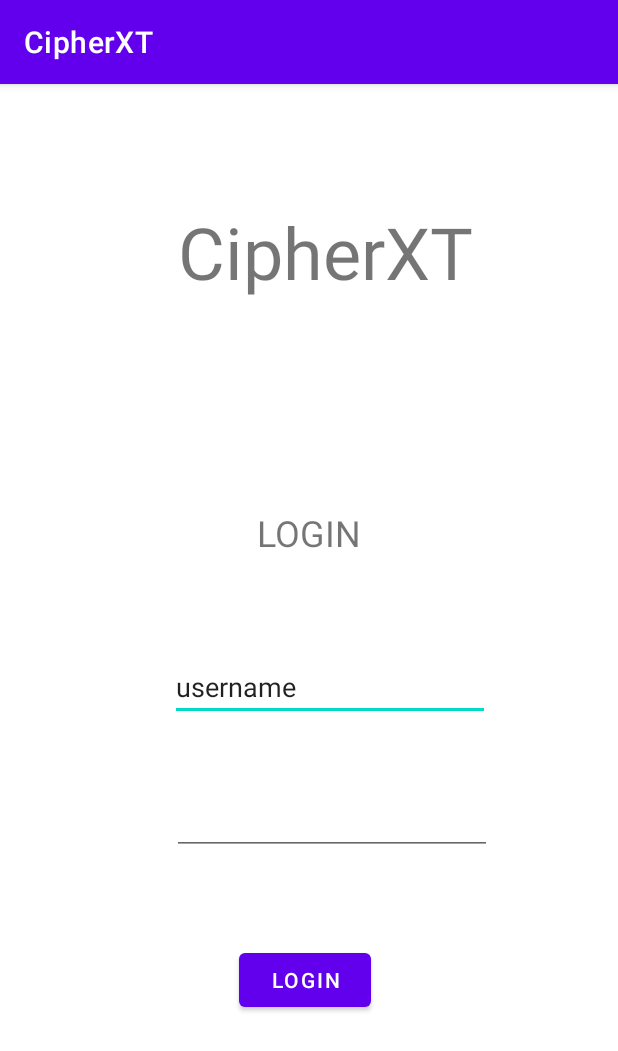
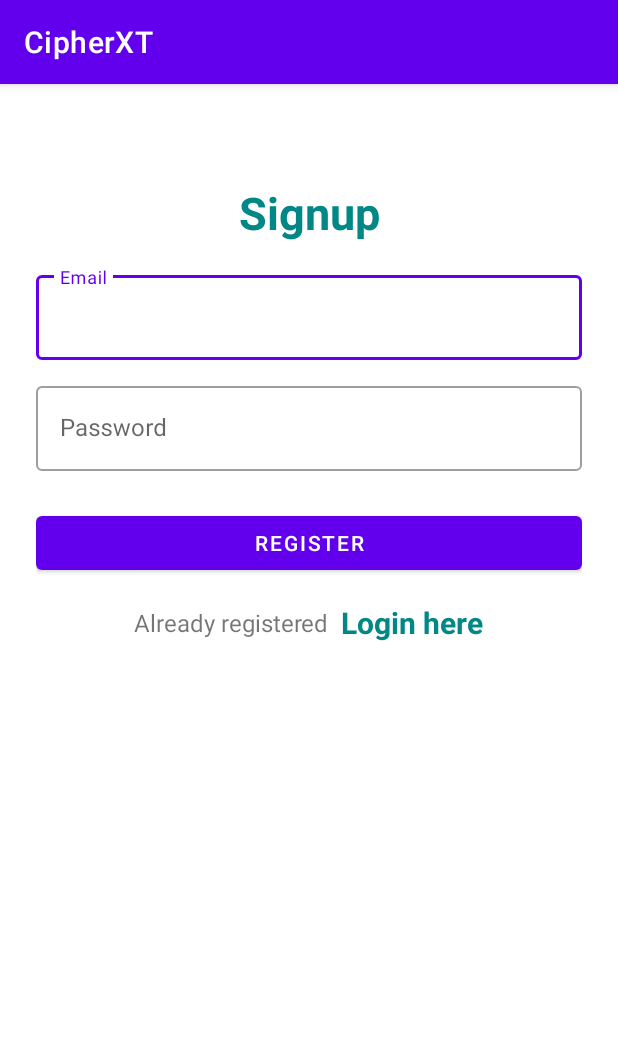
Before and after one commit to zikrullahMd/CipherXT-App, an Android app: the screen it shows after launch (MainActivity before the commit, Signup after it), on a phone screen of 412 x 824 dp. Shown: the top 1051 px of the screen. Run offline under Robolectric (Android 15) with nearby library versions, the phone set to English and light mode, and no system bars; our stand-ins replace Firebase (no records; nobody signed in at launch, a user with empty details on screens opened directly).

Commit message:
feat(cipher-X): added user authentication and signup page.

```diff
--- a/app/build.gradle
+++ b/app/build.gradle
@@ -1,5 +1,6 @@
 plugins {
     id 'com.android.application'
+    id 'com.google.gms.google-services'
 }
 
 android {
@@ -33,6 +34,7 @@ dependencies {
     implementation 'androidx.appcompat:appcompat:1.5.1'
     implementation 'com.google.android.material:material:1.7.0'
     implementation 'androidx.constraintlayout:constraintlayout:2.1.4'
+    implementation 'com.google.firebase:firebase-auth:21.0.2'
     testImplementation 'junit:junit:4.13.2'
     androidTestImplementation 'androidx.test.ext:junit:1.1.3'
     androidTestImplementation 'androidx.test.espresso:espresso-core:3.4.0'
--- a/app/src/main/java/zik/myappcompany/cipherxt/MainActivity.java
+++ b/app/src/main/java/zik/myappcompany/cipherxt/MainActivity.java
@@ -1,19 +1,72 @@
 package zik.myappcompany.cipherxt;
 
+import androidx.annotation.NonNull;
 import androidx.appcompat.app.AppCompatActivity;
 
 import android.content.Intent;
 import android.os.Bundle;
+import android.text.Html;
+import android.text.TextUtils;
+import android.text.method.LinkMovementMethod;
 import android.view.View;
+import android.widget.Button;
 import android.widget.EditText;
+import android.widget.TextView;
 import android.widget.Toast;
 
+import com.google.android.gms.tasks.OnCompleteListener;
+import com.google.android.gms.tasks.Task;
+import com.google.firebase.auth.AuthResult;
+import com.google.firebase.auth.FirebaseAuth;
+import com.google.firebase.auth.FirebaseUser;
+
 public class MainActivity extends AppCompatActivity {
+    Button loginBtn;
+    private FirebaseAuth mAuth;
+    TextView sign;
+    EditText username;
+    EditText password;
 
     @Override
     protected void onCreate(Bundle savedInstanceState) {
         super.onCreate(savedInstanceState);
         setContentView(R.layout.activity_main);
+        mAuth = FirebaseAuth.getInstance();
+        loginBtn = findViewById(R.id.button);
+        sign = findViewById(R.id.signup);
+        username = findViewById(R.id.usernameInput);
+        password = findViewById(R.id.passwordInput);
+        loginBtn.setOnClickListener(view ->{
+            loginUser();
+        });
+        sign.setOnClickListener(view->{
+            startActivity(new Intent(MainActivity.this,Signup.class));
+        });
+    }
+    public void loginUser(){
+        String email = username.getText().toString();
+        String pass = password.getText().toString();
+
+        if(TextUtils.isEmpty(email)){
+            username.setError("Email cannot be empty");
+            username.requestFocus();
+        }else if(TextUtils.isEmpty(pass)){
+            password.setError("Password cannot be empty");
+            password.requestFocus();
+        }else{
+            mAuth.signInWithEmailAndPassword(email,pass).addOnCompleteListener(new OnCompleteListener<AuthResult>() {
+                @Override
+                public void onComplete(@NonNull Task<AuthResult> task) {
+                    if(task.isSuccessful()){
+                        Toast.makeText(MainActivity.this,"User registered successfully",Toast.LENGTH_SHORT).show();
+                        startActivity(new Intent(MainActivity.this,HomeActivity.class));
+                    }else{
+                        Toast.makeText(MainActivity.this,"User not registered",Toast.LENGTH_SHORT).show();
+                        startActivity(new Intent(MainActivity.this,Signup.class));
+                    }
+                }
+            });
+        }
     }
     public void authenticate(View view){
         EditText username = (EditText) findViewById(R.id.usernameInput);
@@ -27,4 +80,13 @@ public class MainActivity extends AppCompatActivity {
             Toast.makeText(MainActivity.this,"Invalid username or password",Toast.LENGTH_SHORT).show();
         }
     }
+
+    public void onStart() {
+        super.onStart();
+        FirebaseUser currentUser = mAuth.getCurrentUser();
+        if(currentUser == null){
+            startActivity(new Intent(MainActivity.this,Signup.class));
+        }
+    }
+
 }
--- /dev/null
+++ b/app/src/main/java/zik/myappcompany/cipherxt/Signup.java
@@ -0,0 +1,77 @@
+package zik.myappcompany.cipherxt;
+
+import androidx.annotation.NonNull;
+import androidx.appcompat.app.AppCompatActivity;
+
+import android.content.Intent;
+import android.os.Bundle;
+import android.text.TextUtils;
+import android.widget.Button;
+import android.widget.TextView;
+import android.widget.Toast;
+
+import com.google.android.gms.tasks.OnCompleteListener;
+import com.google.android.gms.tasks.Task;
+import com.google.android.material.textfield.TextInputEditText;
+import com.google.firebase.auth.AuthResult;
+import com.google.firebase.auth.FirebaseAuth;
+import com.google.firebase.auth.FirebaseUser;
+
+public class Signup extends AppCompatActivity {
+
+    TextInputEditText email;
+    TextInputEditText pass;
+    TextView login;
+    Button sbtn;
+
+
+    FirebaseAuth mAuth;
+
+    @Override
+    protected void onCreate(Bundle savedInstanceState) {
+        super.onCreate(savedInstanceState);
+        setContentView(R.layout.activity_signup);
+        email = (TextInputEditText) findViewById(R.id.email);
+        pass = (TextInputEditText) findViewById(R.id.pass);
+        login = (TextView) findViewById(R.id.loginpage);
+        sbtn = (Button) findViewById(R.id.signupBtn);
+
+        mAuth = FirebaseAuth.getInstance();
+
+        sbtn.setOnClickListener(view -> {
+            createUser();
+        });
+
+        login.setOnClickListener(view->{
+            startActivity(new Intent(Signup.this,MainActivity.class));
+        });
+    }
+
+    public void createUser(){
+        String em = email.getText().toString();
+        String pa = pass.getText().toString();
+
+        if(TextUtils.isEmpty(em)){
+            email.setError("Email cannot be empty");
+            email.requestFocus();
+        }else if(TextUtils.isEmpty(pa)){
+            pass.setError("Password cannot be empty");
+            pass.requestFocus();
+        }else{
+            mAuth.createUserWithEmailAndPassword(em,pa).addOnCompleteListener(new OnCompleteListener<AuthResult>() {
+                @Override
+                public void onComplete(@NonNull Task<AuthResult> task) {
+                    if(task.isSuccessful()){
+                        Toast.makeText(Signup.this,"User registered successfully",Toast.LENGTH_SHORT).show();
+                        startActivity(new Intent(Signup.this,MainActivity.class));
+                    }else{
+                        Toast.makeText(Signup.this,"Sighup Error "+task.getException().getMessage(),Toast.LENGTH_SHORT).show();
+                    }
+                }
+            });
+        }
+    }
+
+
+
+}
--- /dev/null
+++ b/app/src/main/res/layout/activity_signup.xml
@@ -0,0 +1,92 @@
+<?xml version="1.0" encoding="utf-8"?>
+<LinearLayout xmlns:android="http://schemas.android.com/apk/res/android"
+    xmlns:app="http://schemas.android.com/apk/res-auto"
+    xmlns:tools="http://schemas.android.com/tools"
+    android:layout_width="match_parent"
+    android:layout_height="match_parent"
+    android:orientation="vertical"
+    android:padding="24dp"
+    tools:context=".Signup">
+
+
+    <LinearLayout
+        android:layout_width="match_parent"
+        android:layout_height="match_parent"
+        android:orientation="vertical"
+        android:layout_gravity="center"
+        android:layout_marginTop="25dp">
+
+        <TextView
+            android:layout_width="match_parent"
+            android:layout_height="wrap_content"
+            android:layout_marginVertical="16dp"
+            android:gravity="center_horizontal"
+            android:text="Signup"
+            android:textColor="@color/teal_700"
+            android:textSize="30sp"
+            android:textStyle="bold" />
+
+
+        <com.google.android.material.textfield.TextInputLayout
+            android:layout_width="match_parent"
+            style="@style/Widget.MaterialComponents.TextInputLayout.OutlinedBox"
+            android:layout_height="wrap_content">
+
+            <com.google.android.material.textfield.TextInputEditText
+                android:id="@+id/email"
+                android:layout_width="match_parent"
+                android:layout_height="wrap_content"
+                android:hint="Email"
+                android:inputType="textEmailAddress"/>
+        </com.google.android.material.textfield.TextInputLayout>
+
+
+        <com.google.android.material.textfield.TextInputLayout
+            android:layout_width="match_parent"
+            style="@style/Widget.MaterialComponents.TextInputLayout.OutlinedBox"
+            android:layout_height="wrap_content"
+            android:layout_marginTop="12dp">
+
+            <com.google.android.material.textfield.TextInputEditText
+                android:id="@+id/pass"
+                android:layout_width="match_parent"
+                android:layout_height="wrap_content"
+                android:hint="Password"
+                android:inputType="textPassword"/>
+        </com.google.android.material.textfield.TextInputLayout>
+
+        <com.google.android.material.button.MaterialButton
+            android:id="@+id/signupBtn"
+            android:layout_width="match_parent"
+            android:layout_height="wrap_content"
+            android:layout_marginTop="24dp"
+            android:text="Register"/>
+
+        <LinearLayout
+            android:layout_width="match_parent"
+            android:layout_height="wrap_content"
+            android:layout_marginTop="15dp"
+            android:gravity="center"
+            android:orientation="horizontal">
+
+            <TextView
+                android:layout_width="wrap_content"
+                android:layout_height="wrap_content"
+                android:text="Already registered"
+                android:textSize="16sp"/>
+
+            <TextView
+                android:id="@+id/loginpage"
+                android:layout_width="wrap_content"
+                android:layout_height="wrap_content"
+                android:layout_marginLeft="8dp"
+                android:text="Login here"
+                android:textColor="@color/teal_700"
+                android:textStyle="bold"
+                android:textSize="20sp"/>
+
+        </LinearLayout>
+
+    </LinearLayout>
+
+</LinearLayout>
```
Also changed, not shown: app/src/main/AndroidManifest.xml (+8 -0 lines), app/src/main/java/zik/myappcompany/cipherxt/ChromeDecode.java (+14 -9 lines), app/src/main/java/zik/myappcompany/cipherxt/ChromeEncode.java (+14 -8 lines), app/src/main/java/zik/myappcompany/cipherxt/NoChromeDecode.java (+14 -8 lines), app/src/main/java/zik/myappcompany/cipherxt/NoChromeEncode.java (+14 -8 lines), app/src/main/res/layout/activity_main.xml (+16 -1 lines), build.gradle (+9 -1 lines).
